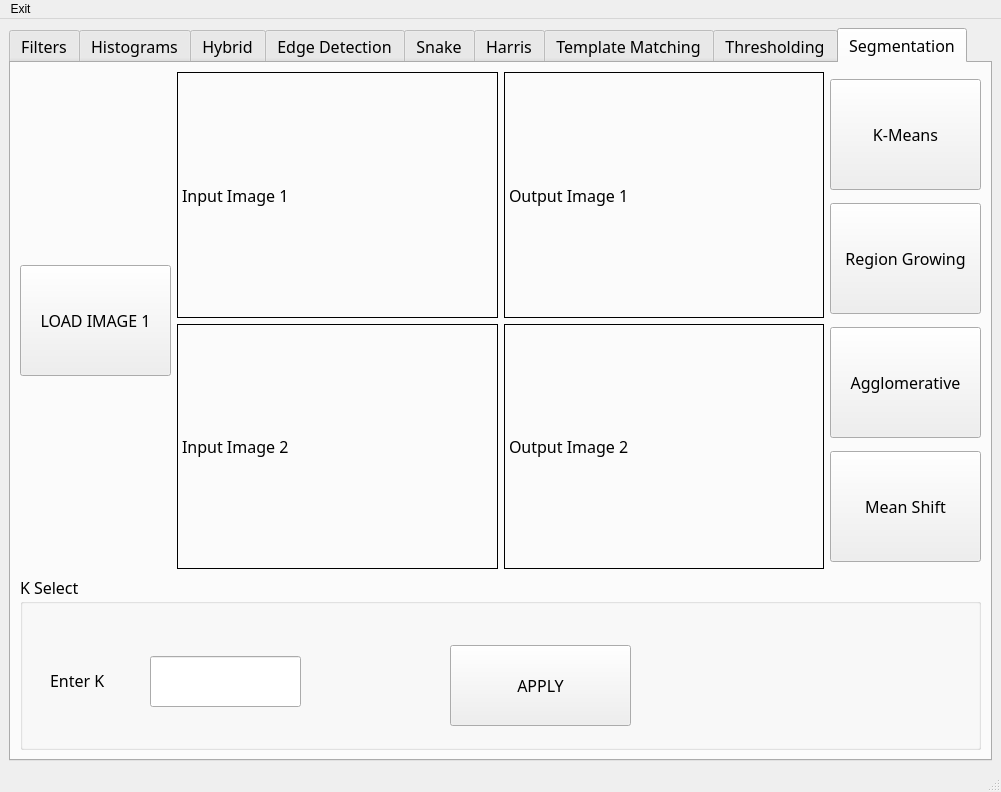
The window that Task4/ImageView.ui (mennahamdy33/CV) describes before a commit, drawn with Qt 5.
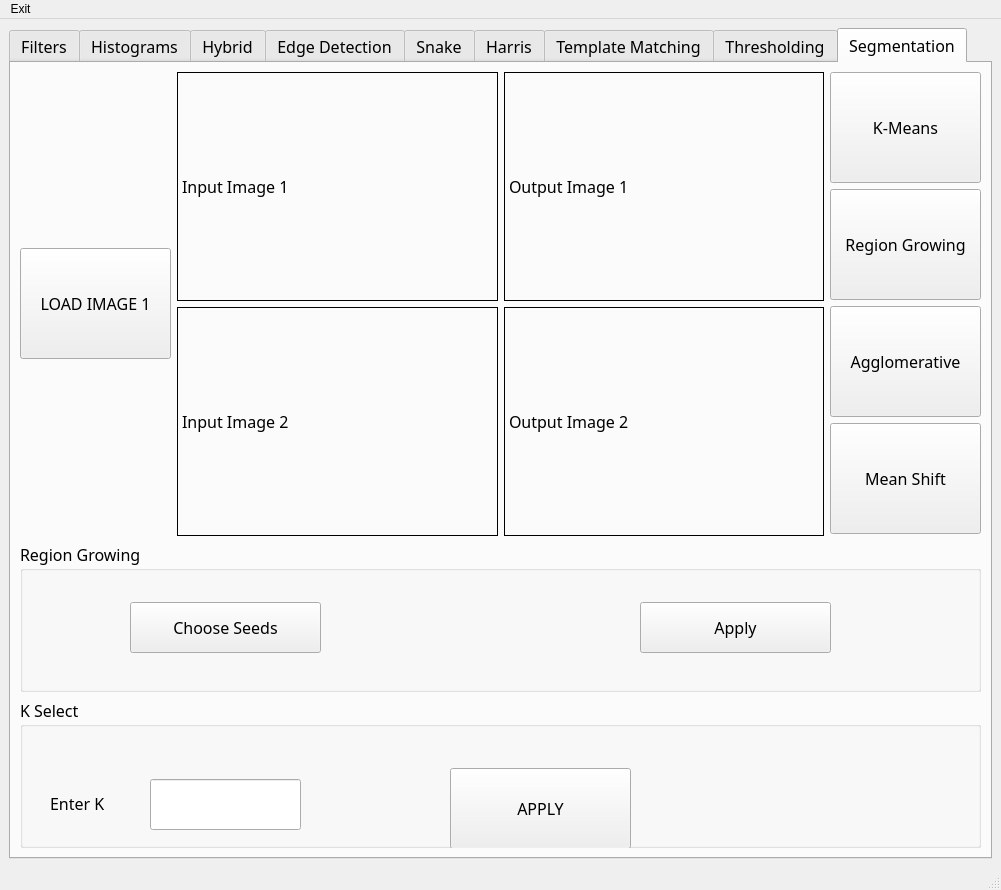
The same window after the commit. Custom widgets are drawn as their Qt base class.

The edit to the form file:
```diff
--- a/Task4/ImageView.ui
+++ b/Task4/ImageView.ui
@@ -1736,9 +1736,9 @@
        </attribute>
        <layout class="QGridLayout" name="gridLayout_11">
         <item row="0" column="0">
-         <layout class="QHBoxLayout" name="horizontalLayout_25">
+         <layout class="QVBoxLayout" name="verticalLayout_15">
           <item>
-           <layout class="QVBoxLayout" name="verticalLayout_16">
+           <layout class="QHBoxLayout" name="horizontalLayout_19">
             <item>
              <widget class="QPushButton" name="load1Tab10">
               <property name="sizePolicy">
@@ -1764,8 +1764,6 @@
               </property>
              </widget>
             </item>
-           </layout>
-          </item>
           <item>
            <layout class="QVBoxLayout" name="verticalLayout_17">
             <item>
@@ -1948,7 +1946,52 @@
           </item>
          </layout>
         </item>
-        <item row="1" column="0">
+          <item>
+           <widget class="QGroupBox" name="RegionGrowing">
+            <property name="minimumSize">
+             <size>
+              <width>0</width>
+              <height>150</height>
+             </size>
+            </property>
+            <property name="maximumSize">
+             <size>
+              <width>16777215</width>
+              <height>150</height>
+             </size>
+            </property>
+            <property name="title">
+             <string>Region Growing</string>
+            </property>
+            <widget class="QPushButton" name="chooseSeedsTab10">
+             <property name="geometry">
+              <rect>
+               <x>110</x>
+               <y>60</y>
+               <width>191</width>
+               <height>51</height>
+              </rect>
+             </property>
+             <property name="text">
+              <string>Choose Seeds</string>
+             </property>
+            </widget>
+            <widget class="QPushButton" name="applyRegionTab10">
+             <property name="geometry">
+              <rect>
+               <x>620</x>
+               <y>60</y>
+               <width>191</width>
+               <height>51</height>
+              </rect>
+             </property>
+             <property name="text">
+              <string>Apply</string>
+             </property>
+            </widget>
+           </widget>
+          </item>
+          <item>
          <widget class="QGroupBox" name="kselect">
           <property name="sizePolicy">
            <sizepolicy hsizetype="Preferred" vsizetype="Fixed">
@@ -1959,13 +2002,13 @@
           <property name="minimumSize">
            <size>
             <width>0</width>
-            <height>175</height>
+              <height>150</height>
            </size>
           </property>
           <property name="maximumSize">
            <size>
             <width>16777215</width>
-            <height>175</height>
+              <height>150</height>
            </size>
           </property>
           <property name="title">
@@ -2008,6 +2051,8 @@
            </property>
           </widget>
          </widget>
+          </item>
+         </layout>
         </item>
        </layout>
       </widget>
```
Lines whose indentation alone changed are shown as unchanged.
